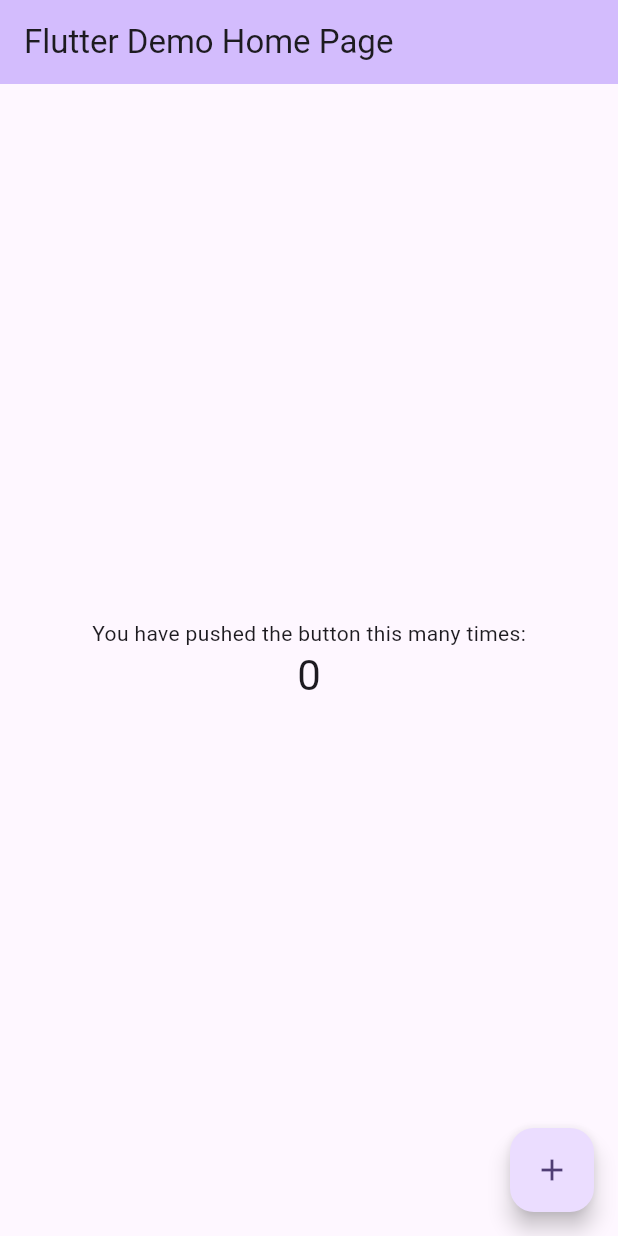
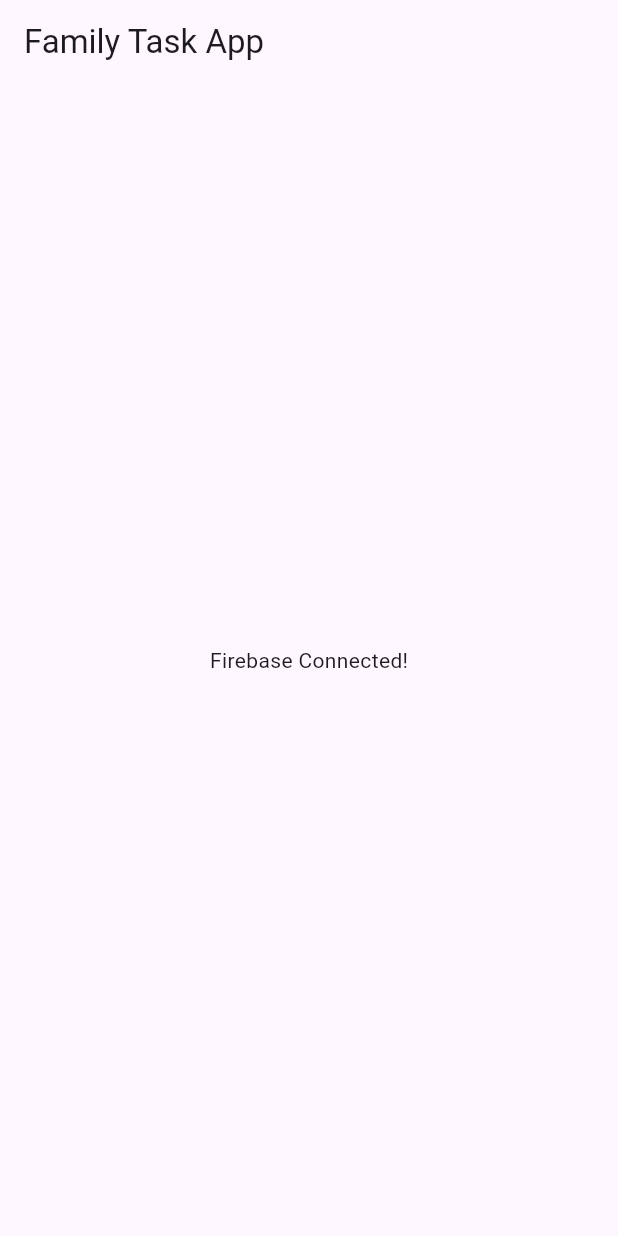
Before and after one commit to m-rameezkhan/family_task_app, a Flutter app: the screen it shows after launch, on a phone screen of 412 x 824 dp. Run offline on Flutter 3.47's test engine with Material 3 defaults, Android fonts, the light colour scheme and no system bars; our stand-ins replace firebase_core; accounts and stored records are empty; generated files the repository leaves out were written again.

Commit message:
chore: configure Firebase

```diff
--- a/lib/main.dart
+++ b/lib/main.dart
@@ -1,121 +1,33 @@
+import 'package:firebase_core/firebase_core.dart';
 import 'package:flutter/material.dart';
 
-void main() {
-  runApp(const MyApp());
+import 'firebase_options.dart';
+
+Future<void> main() async {
+  WidgetsFlutterBinding.ensureInitialized();
+
+  await Firebase.initializeApp(
+    options: DefaultFirebaseOptions.currentPlatform,
+  );
+
+  runApp(const FamilyTaskApp());
 }
 
-class MyApp extends StatelessWidget {
-  const MyApp({super.key});
+class FamilyTaskApp extends StatelessWidget {
+  const FamilyTaskApp({super.key});
 
-  // This widget is the root of your application.
   @override
   Widget build(BuildContext context) {
     return MaterialApp(
-      title: 'Flutter Demo',
-      theme: ThemeData(
-        // This is the theme of your application.
-        //
-        // TRY THIS: Try running your application with "flutter run". You'll see
-        // the application has a purple toolbar. Then, without quitting the app,
-        // try changing the seedColor in the colorScheme below to Colors.green
-        // and then invoke "hot reload" (save your changes or press the "hot
-        // reload" button in a Flutter-supported IDE, or press "r" if you used
-        // the command line to start the app).
-        //
-        // Notice that the counter didn't reset back to zero; the application
-        // state is not lost during the reload. To reset the state, use hot
-        // restart instead.
-        //
-        // This works for code too, not just values: Most code changes can be
-        // tested with just a hot reload.
-        colorScheme: .fromSeed(seedColor: Colors.deepPurple),
-      ),
-      home: const MyHomePage(title: 'Flutter Demo Home Page'),
-    );
-  }
-}
-
-class MyHomePage extends StatefulWidget {
-  const MyHomePage({super.key, required this.title});
-
-  // This widget is the home page of your application. It is stateful, meaning
-  // that it has a State object (defined below) that contains fields that affect
-  // how it looks.
-
-  // This class is the configuration for the state. It holds the values (in this
-  // case the title) provided by the parent (in this case the App widget) and
-  // used by the build method of the State. Fields in a Widget subclass are
-  // always marked "final".
-
-  final String title;
-
-  @override
-  State<MyHomePage> createState() => _MyHomePageState();
-}
-
-class _MyHomePageState extends State<MyHomePage> {
-  int _counter = 0;
-
-  void _incrementCounter() {
-    setState(() {
-      // This call to setState tells the Flutter framework that something has
-      // changed in this State, which causes it to rerun the build method below
-      // so that the display can reflect the updated values. If we changed
-      // _counter without calling setState(), then the build method would not be
-      // called again, and so nothing would appear to happen.
-      _counter++;
-    });
-  }
-
-  @override
-  Widget build(BuildContext context) {
-    // This method is rerun every time setState is called, for instance as done
-    // by the _incrementCounter method above.
-    //
-    // The Flutter framework has been optimized to make rerunning build methods
-    // fast, so that you can just rebuild anything that needs updating rather
-    // than having to individually change instances of widgets.
-    return Scaffold(
-      appBar: AppBar(
-        // TRY THIS: Try changing the color here to a specific color (to
-        // Colors.amber, perhaps?) and trigger a hot reload to see the AppBar
-        // change color while the other colors stay the same.
-        backgroundColor: Theme.of(context).colorScheme.inversePrimary,
-        // Here we take the value from the MyHomePage object that was created by
-        // the App.build method, and use it to set our appbar title.
-        title: Text(widget.title),
-      ),
-      body: Center(
-        // Center is a layout widget. It takes a single child and positions it
-        // in the middle of the parent.
-        child: Column(
-          // Column is also a layout widget. It takes a list of children and
-          // arranges them vertically. By default, it sizes itself to fit its
-          // children horizontally, and tries to be as tall as its parent.
-          //
-          // Column has various properties to control how it sizes itself and
-          // how it positions its children. Here we use mainAxisAlignment to
-          // center the children vertically; the main axis here is the vertical
-          // axis because Columns are vertical (the cross axis would be
-          // horizontal).
-          //
-          // TRY THIS: Invoke "debug painting" (choose the "Toggle Debug Paint"
-          // action in the IDE, or press "p" in the console), to see the
-          // wireframe for each widget.
-          mainAxisAlignment: .center,
-          children: [
-            const Text('You have pushed the button this many times:'),
-            Text(
-              '$_counter',
-              style: Theme.of(context).textTheme.headlineMedium,
-            ),
-          ],
+      debugShowCheckedModeBanner: false,
+      title: 'Family Task App',
+      home: Scaffold(
+        appBar: AppBar(
+          title: const Text('Family Task App'),
         ),
-      ),
-      floatingActionButton: FloatingActionButton(
-        onPressed: _incrementCounter,
-        tooltip: 'Increment',
-        child: const Icon(Icons.add),
+        body: const Center(
+          child: Text('Firebase Connected!'),
+        ),
       ),
     );
   }
--- a/pubspec.yaml
+++ b/pubspec.yaml
@@ -34,6 +34,7 @@
   # The following adds the Cupertino Icons font to your application.
   # Use with the CupertinoIcons class for iOS style icons.
   cupertino_icons: ^1.0.8
+  firebase_core: ^4.13.0
 
 dev_dependencies:
   flutter_test:
```
Also changed, not shown: firebase.json (added), pubspec.lock, 6 other files.
